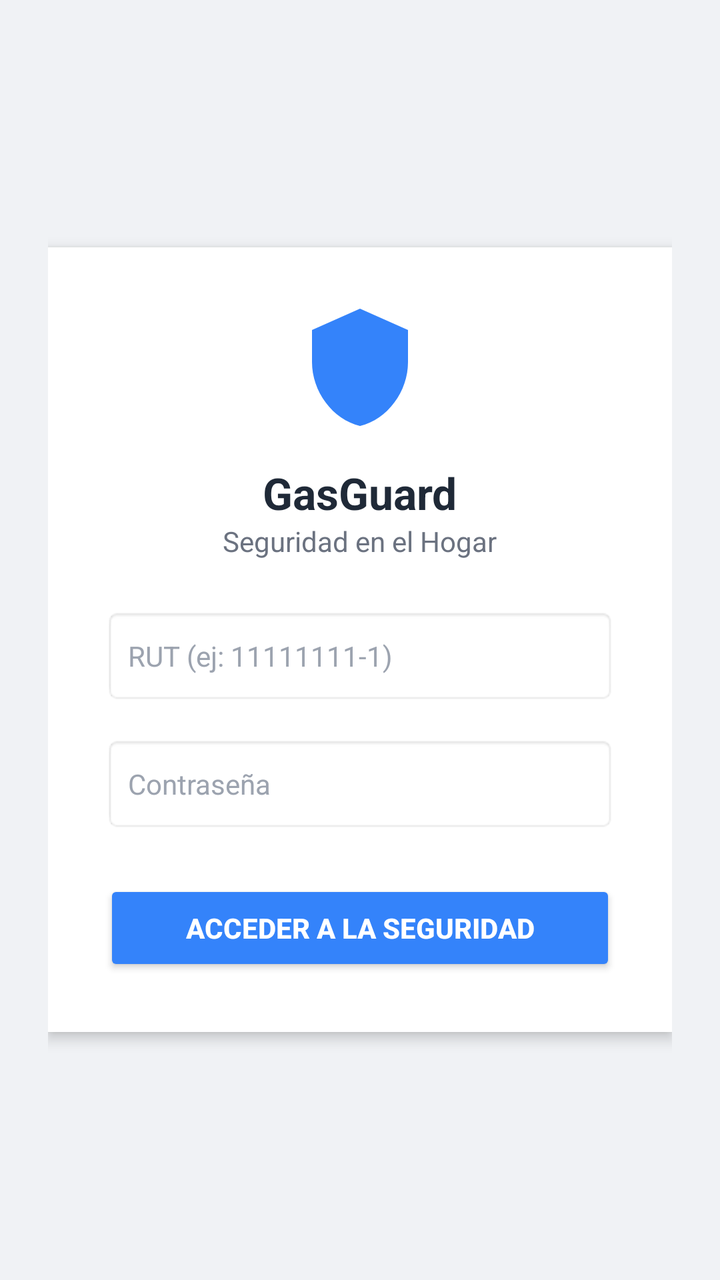
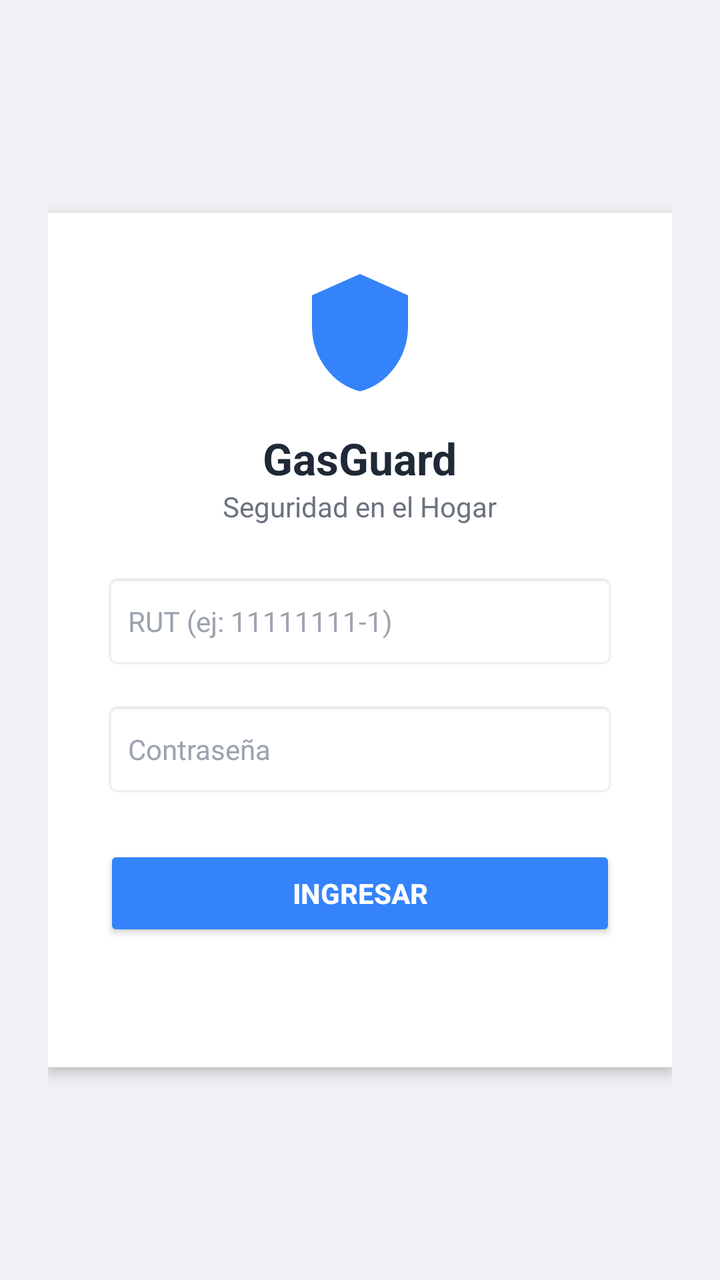

Screens rendered from an Android XML layout before and after an edit, with the pre-edit source and the edit as a unified diff.
<!-- AndroidManifest.xml: application theme Theme.MyApp -->
<!-- res/layout/activity_main.xml -->
<?xml version="1.0" encoding="utf-8"?>
<LinearLayout xmlns:android="http://schemas.android.com/apk/res/android"
    android:layout_width="match_parent"
    android:layout_height="match_parent"
    android:gravity="center"
    android:orientation="vertical"
    android:background="#F0F2F5"
    android:padding="24dp">

    
    <LinearLayout
        android:layout_width="match_parent"
        android:layout_height="wrap_content"
        android:background="@android:color/white"
        android:elevation="4dp"
        android:orientation="vertical"
        android:padding="28dp"
        android:gravity="center">

        
        <ImageView
            android:layout_width="64dp"
            android:layout_height="64dp"
            android:layout_marginBottom="16dp"
            android:src="@drawable/baseline_shield_24"
            android:tint="#3483FA" />

        
        <TextView
            android:layout_width="wrap_content"
            android:layout_height="wrap_content"
            android:text="GasGuard"
            android:textColor="#1F2937"
            android:textSize="22sp"
            android:textStyle="bold" />

        
        <TextView
            android:layout_width="wrap_content"
            android:layout_height="wrap_content"
            android:layout_marginBottom="24dp"
            android:text="Seguridad en el Hogar"
            android:textColor="#6B7280"
            android:textSize="14sp" />

        
        <EditText
            android:id="@+id/etRut"
            android:layout_width="match_parent"
            android:layout_height="48dp"
            android:layout_marginBottom="16dp"
            android:background="@android:drawable/editbox_background_normal"
            android:hint="RUT (ej: 11111111-1)"
            android:inputType="text"
            android:paddingHorizontal="12dp"
            android:textColor="#374151"
            android:textColorHint="#9CA3AF"
            android:textSize="14sp" />

        
        <EditText
            android:id="@+id/etPassword"
            android:layout_width="match_parent"
            android:layout_height="48dp"
            android:layout_marginBottom="24dp"
            android:background="@android:drawable/editbox_background_normal"
            android:hint="Contraseña"
            android:inputType="textPassword"
            android:paddingHorizontal="12dp"
            android:textColor="#374151"
            android:textColorHint="#9CA3AF"
            android:textSize="14sp" />

        
        <Button
            android:id="@+id/btnAcceder"
            android:layout_width="match_parent"
            android:layout_height="48dp"
            android:backgroundTint="#3483FA"
            android:text="ACCEDER A LA SEGURIDAD"
            android:textColor="@android:color/white"
            android:textStyle="bold" />

    </LinearLayout>

</LinearLayout>
<!-- resources referenced by this layout -->
<resources>
  <!-- drawable baseline_shield_24 (drawable) -->
  <vector xmlns:android="http://schemas.android.com/apk/res/android" android:autoMirrored="true" android:height="24dp" android:tint="#3D9CDC" android:viewportHeight="24" android:viewportWidth="24" android:width="24dp">
        
      <path android:fillColor="@android:color/white" android:pathData="M12,1L3,5v6c0,5.55 3.84,10.74 9,12 5.16,-1.26 9,-6.45 9,-12V5l-9,-4z"/>
      
  </vector>
  <style name="Theme.MyApp" parent="Theme.MaterialComponents.DayNight.NoActionBar">
          
          <item name="colorPrimary">@color/purple_500</item>
          <item name="colorPrimaryVariant">@color/purple_700</item>
          <item name="colorOnPrimary">@color/white</item>
          
          <item name="colorSecondary">@color/teal_200</item>
          <item name="colorSecondaryVariant">@color/teal_700</item>
          <item name="colorOnSecondary">@color/black</item>
          
          <item name="android:statusBarColor" tools:targetApi="21">?attr/colorPrimaryVariant</item>
          
      </style>
  <color name="purple_500">#FF6200EE</color>
  <color name="purple_700">#FF3700B3</color>
  <color name="white">#FFFFFFFF</color>
  <color name="teal_200">#FF03DAC5</color>
  <color name="teal_700">#FF018786</color>
  <color name="black">#FF000000</color>
</resources>

<!-- the commit's change to res/layout/activity_main.xml (unified diff, before → after) -->
@@ -1,5 +1,6 @@
 <?xml version="1.0" encoding="utf-8"?>
 <LinearLayout xmlns:android="http://schemas.android.com/apk/res/android"
+    xmlns:app="http://schemas.android.com/apk/res-auto"
     android:layout_width="match_parent"
     android:layout_height="match_parent"
     android:gravity="center"
@@ -23,7 +24,7 @@
             android:layout_height="64dp"
             android:layout_marginBottom="16dp"
             android:src="@drawable/baseline_shield_24"
-            android:tint="#3483FA" />
+            app:tint="#3483FA" />
 
         
         <TextView
@@ -77,9 +78,18 @@
             android:layout_width="match_parent"
             android:layout_height="48dp"
             android:backgroundTint="#3483FA"
-            android:text="ACCEDER A LA SEGURIDAD"
+            android:text="INGRESAR"
             android:textColor="@android:color/white"
             android:textStyle="bold" />
+
+        
+        <TextView
+            android:id="@+id/tvMensaje"
+            android:layout_width="wrap_content"
+            android:layout_height="wrap_content"
+            android:layout_marginTop="16dp"
+            android:textColor="#DC2626"
+            android:textSize="14sp" />
 
     </LinearLayout>
 
